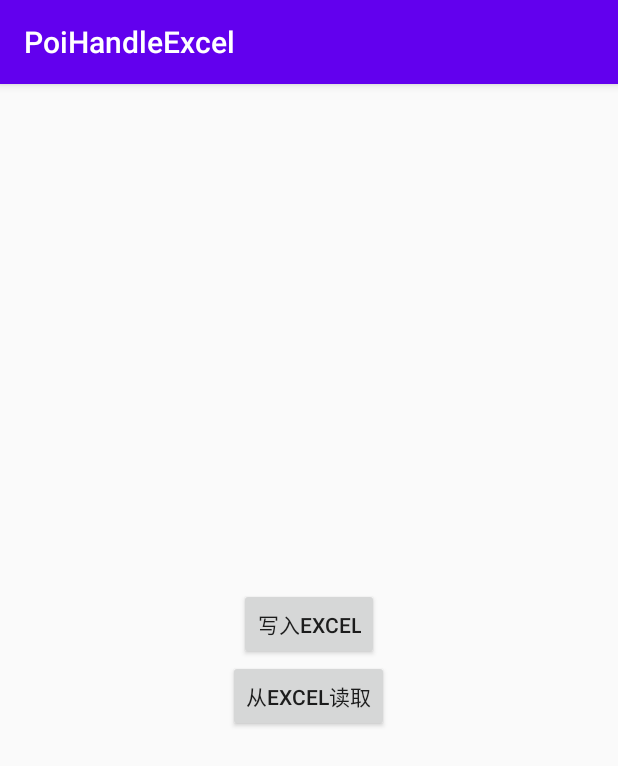
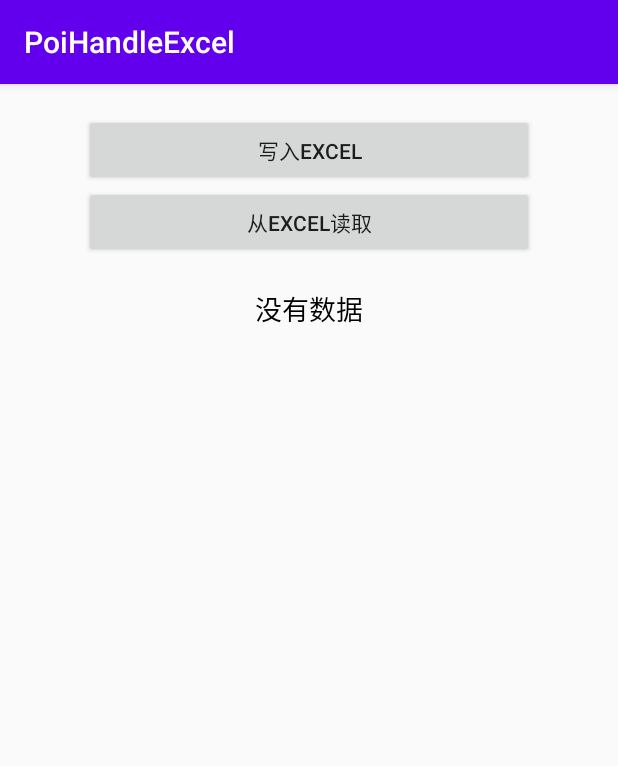
Before and after one commit to h-xgs/AllDemoDepository, an Android app: the screen it shows after launch (MainActivity), after a tap on "从EXCEL读取", on a phone screen of 412 x 824 dp. Shown: the top 766 px of the screen. Run offline under Robolectric (Android 15) with nearby library versions, the phone set to English and light mode, and no system bars; libraries missing offline, so code that uses them is left out: org.apache.poi; 6 statements that could not run were skipped.

Commit message:
PoiHandleExcel增加读取Excel后的结果显示
Signed-off-by: h-xgs <2864948230@qq.com>

```diff
--- a/PoiHandleExcel/src/main/java/com/hb/poihandleexcel/ExcelFileUtils.java
+++ b/PoiHandleExcel/src/main/java/com/hb/poihandleexcel/ExcelFileUtils.java
@@ -174,6 +174,12 @@ public class ExcelFileUtils {
         try {
             workbook = WorkbookFactory.create(new File(fileResultPath));
             sheet = workbook.getSheet(sheetName);
+            for (int i = 1; i <= sheet.getLastRowNum(); i++) {
+                Row row = sheet.getRow(i);
+                int j = 0;
+                MyBean myRowBean = new MyBean(getCellValueToString(row.getCell(j)), getCellValueToString(row.getCell(++j)), getCellValueToString(row.getCell(++j)));
+                list.add(myRowBean);
+            }
         } catch (Exception e) {
             e.printStackTrace();
         } finally {
@@ -185,13 +191,6 @@ public class ExcelFileUtils {
             } catch (Exception e) {
                 e.printStackTrace();
             }
-        }
-
-        for (int i = 1; i <= sheet.getLastRowNum(); i++) {
-            Row row = sheet.getRow(i);
-            int j = 0;
-            MyBean myRowBean = new MyBean(getCellValueToString(row.getCell(j)), getCellValueToString(row.getCell(++j)), getCellValueToString(row.getCell(++j)));
-            list.add(myRowBean);
         }
         return list;
     }
--- a/PoiHandleExcel/src/main/java/com/hb/poihandleexcel/MainActivity.java
+++ b/PoiHandleExcel/src/main/java/com/hb/poihandleexcel/MainActivity.java
@@ -5,6 +5,7 @@ import android.os.Bundle;
 import android.os.Environment;
 import android.util.Log;
 import android.view.View;
+import android.widget.TextView;
 
 import androidx.annotation.NonNull;
 import androidx.appcompat.app.AppCompatActivity;
@@ -21,6 +22,7 @@ public class MainActivity extends AppCompatActivity {
     protected void onCreate(Bundle savedInstanceState) {
         super.onCreate(savedInstanceState);
         setContentView(R.layout.activity_main);
+        TextView rt = findViewById(R.id.result);
         fileName = getResources().getString(R.string.app_name) + "TestData";
 
         // 下载
@@ -46,8 +48,15 @@ public class MainActivity extends AppCompatActivity {
                 String filePath = Environment.getExternalStorageDirectory().getPath();
                 String fileResultPath = filePath + File.separator + fileName + ".xlsx";
                 List list = ExcelFileUtils.readExcel(fileResultPath);
+                if (list.size() == 0) {
+                    rt.setText("没有数据");
+                    return;
+                }
+                StringBuilder s = new StringBuilder();
                 for (Object mb : list) {
                     Log.w("htest", "mb：" + mb);
+                    s.append(mb).append("\n");
+                    rt.setText(s);
                 }
             }
         });
--- a/PoiHandleExcel/src/main/res/layout/activity_main.xml
+++ b/PoiHandleExcel/src/main/res/layout/activity_main.xml
@@ -3,20 +3,29 @@
     xmlns:tools="http://schemas.android.com/tools"
     android:layout_width="match_parent"
     android:layout_height="match_parent"
-    android:gravity="center"
+    android:gravity="center_horizontal"
     android:orientation="vertical"
+    android:padding="20dp"
     tools:context=".MainActivity">
 
     <Button
         android:id="@+id/download"
-        android:layout_width="wrap_content"
+        android:layout_width="300dp"
         android:layout_height="wrap_content"
         android:text="写入Excel" />
 
     <Button
         android:id="@+id/read"
-        android:layout_width="wrap_content"
+        android:layout_width="300dp"
         android:layout_height="wrap_content"
         android:text="从Excel读取" />
 
+    <TextView
+        android:id="@+id/result"
+        android:layout_width="match_parent"
+        android:layout_height="wrap_content"
+        android:gravity="center_horizontal"
+        android:padding="20dp"
+        android:textColor="@color/black"
+        android:textSize="18sp" />
 </LinearLayout>
```
